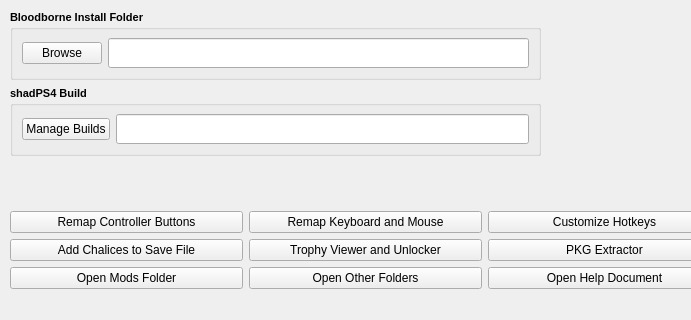
The window that modules/bblauncher.ui (rainmakerv3/BB_Launcher) describes before a commit, drawn with Qt 5; both pictures show x 0 to 691 and y 0 to 320 of the 1044 by 735 pixel window.
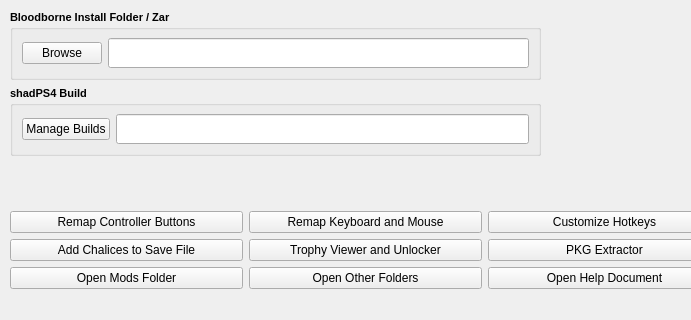
The same window after the commit.

What changed in the file:
```diff
--- a/modules/bblauncher.ui
+++ b/modules/bblauncher.ui
@@ -50,7 +50,7 @@
           </font>
          </property>
          <property name="title">
-          <string>Bloodborne Install Folder</string>
+          <string>Bloodborne Install Folder / Zar</string>
          </property>
          <layout class="QHBoxLayout" name="horizontalLayout_5">
           <item>
```
